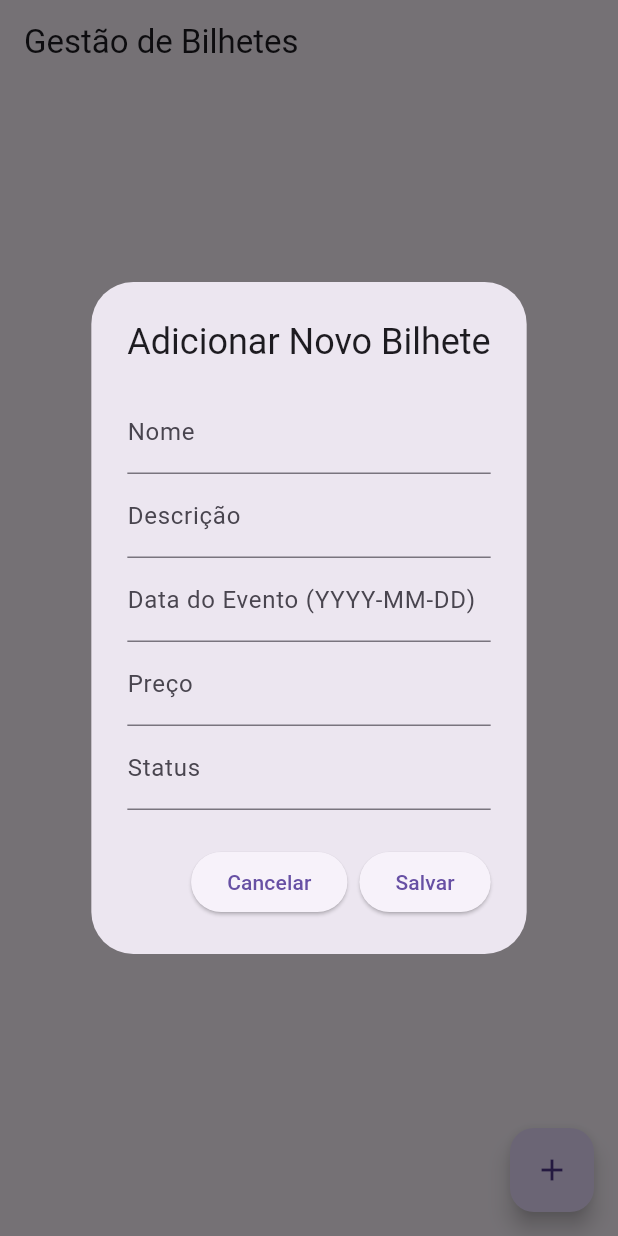
After one commit to JoschaPMaliem/Sistema-De-Bilheteira, a Flutter app: the screen it shows after launch, after a tap on the "add" icon, on a phone screen of 412 x 824 dp. The commit adds this screen. Run offline on Flutter 3.47's test engine with Material 3 defaults, Android fonts, the light colour scheme and no system bars; our stand-ins replace sqflite; accounts and stored records are empty.

Commit message:
Third commit

```diff
--- a/sistema_bilheteira/lib/main.dart
+++ b/sistema_bilheteira/lib/main.dart
@@ -1,6 +1,7 @@
 // lib/main.dart
 import 'package:flutter/material.dart';
 import 'package:sistema_bilheteira/view/cliente/cliente_view.dart';
+import 'package:sistema_bilheteira/view/produto/produto_view.dart';
 
 void main() {
   runApp(BilheteiraApp());
@@ -14,7 +15,8 @@ class BilheteiraApp extends StatelessWidget {
       theme: ThemeData(
         primarySwatch: Colors.blue,
       ),
-      home: HomePage_Cliente(),
+      home: ProdutoView(),
+      //HomePage_Cliente(),
     );
   }
 }
--- /dev/null
+++ b/sistema_bilheteira/lib/model/baseDeDados.dart
@@ -0,0 +1,75 @@
+import 'package:sqflite/sqflite.dart';
+import 'package:path/path.dart';
+
+class BaseDeDados {
+  static final BaseDeDados _instance = BaseDeDados._internal();
+  static Database? _database;
+
+  factory BaseDeDados() {
+    return _instance;
+  }
+
+  BaseDeDados._internal();
+
+  Future<Database> get database async {
+    if (_database != null) return _database!;
+    _database = await _initDB('bilheteira_database.db');
+    return _database!;
+  }
+
+  Future<Database> _initDB(String filePath) async {
+    final dbPath = await getDatabasesPath();
+    final path = join(dbPath, filePath);
+
+    return await openDatabase(
+      path,
+      version: 1,
+      onCreate: _createDB,
+    );
+  }
+
+  Future _createDB(Database db, int version) async {
+    await db.execute('''
+      CREATE TABLE clientes (
+        id INTEGER PRIMARY KEY,
+        nome TEXT NOT NULL,
+        email TEXT NOT NULL,
+        telefone TEXT NOT NULL
+      )
+    ''');
+
+    await db.execute('''
+      CREATE TABLE bilhetes (
+        id INTEGER PRIMARY KEY,
+        nome TEXT NOT NULL,
+        descricao TEXT NOT NULL,
+        dataDoEvento TEXT NOT NULL,
+        preco REAL NOT NULL,
+        status TEXT NOT NULL
+      )
+    ''');
+
+    await db.execute('''
+      CREATE TABLE vendas (
+        id INTEGER PRIMARY KEY,
+        clienteId INTEGER NOT NULL,
+        bilheteId INTEGER NOT NULL,
+        quantidade INTEGER NOT NULL,
+        valorTotal REAL NOT NULL,
+        dataVenda TEXT NOT NULL,
+        FOREIGN KEY (bilheteId) REFERENCES bilhetes (id),
+        FOREIGN KEY (clienteId) REFERENCES clientes (id)
+      )
+    ''');
+
+    await db.execute('''
+      CREATE TABLE cliente_login (
+        id INTEGER PRIMARY KEY,
+        clienteId INTEGER NOT NULL,
+        username TEXT NOT NULL,
+        password TEXT NOT NULL,
+        FOREIGN KEY (clienteId) REFERENCES clientes (id)
+      )
+    ''');
+  }
+}
--- a/sistema_bilheteira/lib/model/inventario_model.dart
+++ b/sistema_bilheteira/lib/model/inventario_model.dart
@@ -0,0 +1,8 @@
+import 'package:sistema_bilheteira/model/produto_model.dart';
+
+class Inventario {
+  Bilhete bilhete;
+  int estoque;
+
+  Inventario({required this.bilhete, required this.estoque});
+}
--- a/sistema_bilheteira/lib/model/produto_model.dart
+++ b/sistema_bilheteira/lib/model/produto_model.dart
@@ -0,0 +1,107 @@
+import 'package:sistema_bilheteira/model/baseDeDados.dart';
+import 'package:sistema_bilheteira/model/inventario_model.dart';
+import 'package:sqflite/sqflite.dart';
+
+class Bilhete {
+  int? id;
+  final String nome;
+  final String descricao;
+  final DateTime dataDoEvento;
+  final double preco;
+  final String status;
+
+  Bilhete({
+    this.id,
+    required this.nome,
+    required this.descricao,
+    required this.dataDoEvento,
+    required this.preco,
+    required this.status,
+  });
+
+  Map<String, dynamic> toMap() {
+    return {
+      'id': id,
+      'nome': nome,
+      'descricao': descricao,
+      'dataDoEvento': dataDoEvento.toIso8601String(),
+      'preco': preco,
+      'status': status
+    };
+  }
+
+  @override
+  String toString() {
+    return 'Bilhete{id: $id, nome: $nome, descricao: $descricao, dataDoEvento: $dataDoEvento, preco: $preco, status: $status}';
+  }
+}
+
+class BilheteModel {
+  Future<Database> get _database async {
+    return await BaseDeDados().database;
+  }
+
+  Future<int> criarBilhete(Bilhete bilhete) async {
+    final db = await _database;
+    return await db.insert('bilhetes', bilhete.toMap());
+  }
+
+  Future<int> atualizarBilhete(Bilhete bilhete) async {
+    final db = await _database;
+    return await db.update(
+      'bilhetes',
+      bilhete.toMap(),
+      where: 'id = ?',
+      whereArgs: [bilhete.id],
+    );
+  }
+
+  Future<int> apagarBilhete(int id) async {
+    final db = await _database;
+    return await db.delete(
+      'bilhetes',
+      where: 'id = ?',
+      whereArgs: [id],
+    );
+  }
+
+  Future<List<Bilhete>> getBilhetes() async {
+    final db = await _database;
+    final result = await db.query('bilhetes');
+
+    return result.map((json) {
+      return Bilhete(
+        id: json['id'] as int?,
+        nome: json['nome'] as String,
+        descricao: json['descricao'] as String,
+        dataDoEvento: DateTime.parse(json['dataDoEvento'] as String),
+        preco: json['preco'] as double,
+        status: json['status'] as String,
+      );
+    }).toList();
+  }
+
+  Future<List<Inventario>> verificarEstoque() async {
+    final db = await BaseDeDados().database;
+    final result = await db.rawQuery('''
+      SELECT bilhetes.*, COUNT(vendas.id) as estoque
+      FROM bilhetes
+      LEFT JOIN vendas ON bilhetes.id = vendas.bilheteId
+      GROUP BY bilhetes.id
+    ''');
+
+    return result.map((json) {
+      return Inventario(
+        bilhete: Bilhete(
+          id: json['id'] as int,
+          nome: json['nome'] as String,
+          descricao: json['descricao'] as String,
+          dataDoEvento: DateTime.parse(json['dataDoEvento'] as String),
+          preco: json['preco'] as double,
+          status: json['status'] as String,
+        ),
+        estoque: json['estoque'] as int,
+      );
+    }).toList();
+  }
+}
--- /dev/null
+++ b/sistema_bilheteira/lib/view/produto/produto_view.dart
@@ -0,0 +1,170 @@
+import 'package:flutter/material.dart';
+import 'package:sistema_bilheteira/model/produto_model.dart';
+
+class ProdutoView extends StatefulWidget {
+  @override
+  _ProdutoViewState createState() => _ProdutoViewState();
+}
+
+class _ProdutoViewState extends State<ProdutoView> {
+  final BilheteModel _bilheteModel = BilheteModel();
+  List<Bilhete> _bilhetes = [];
+
+  final _nomeController = TextEditingController();
+  final _descricaoController = TextEditingController();
+  final _dataController = TextEditingController();
+  final _precoController = TextEditingController();
+  final _statusController = TextEditingController();
+
+  @override
+  void initState() {
+    super.initState();
+    _fetchBilhetes();
+  }
+
+  void _clearForm() {
+    _nomeController.clear();
+    _descricaoController.clear();
+    _dataController.clear();
+    _precoController.clear();
+    _statusController.clear();
+  }
+
+  Future<void> _fetchBilhetes() async {
+    final bilhetes = await _bilheteModel.getBilhetes();
+    setState(() {
+      _bilhetes = bilhetes;
+    });
+  }
+
+  Future<void> _addBilhete() async {
+    final newBilhete = Bilhete(
+      id: DateTime.now().millisecondsSinceEpoch,
+      nome: _nomeController.text,
+      descricao: _descricaoController.text,
+      dataDoEvento: DateTime.parse(_dataController.text),
+      preco: double.parse(_precoController.text),
+      status: _statusController.text,
+    );
+    await _bilheteModel.criarBilhete(newBilhete);
+    _fetchBilhetes();
+    Navigator.of(context).pop();
+  }
+
+  Future<void> _updateBilhete(Bilhete bilhete) async {
+    final updatedBilhete = Bilhete(
+      id: bilhete.id,
+      nome: bilhete.nome + ' (Atualizado)',
+      descricao: bilhete.descricao,
+      dataDoEvento: bilhete.dataDoEvento,
+      preco: bilhete.preco,
+      status: bilhete.status,
+    );
+    await _bilheteModel.atualizarBilhete(updatedBilhete);
+    _fetchBilhetes();
+  }
+
+  Future<void> _deleteBilhete(int id) async {
+    await _bilheteModel.apagarBilhete(id);
+    _fetchBilhetes();
+  }
+
+  Future<void> _checkInventory() async {
+    final inventario = await _bilheteModel.verificarEstoque();
+    for (var item in inventario) {
+      print('Bilhete: ${item.bilhete.nome}, Estoque: ${item.estoque}');
+    }
+  }
+
+  void _showAddBilheteDialog() {
+    showDialog(
+      context: context,
+      builder: (context) {
+        return AlertDialog(
+          title: Text('Adicionar Novo Bilhete'),
+          content: Column(
+            mainAxisSize: MainAxisSize.min,
+            children: <Widget>[
+              TextField(
+                controller: _nomeController,
+                decoration: InputDecoration(labelText: 'Nome'),
+              ),
+              TextField(
+                controller: _descricaoController,
+                decoration: InputDecoration(labelText: 'Descrição'),
+              ),
+              TextField(
+                controller: _dataController,
+                decoration:
+                    InputDecoration(labelText: 'Data do Evento (YYYY-MM-DD)'),
+                keyboardType: TextInputType.datetime,
+              ),
+              TextField(
+                controller: _precoController,
+                decoration: InputDecoration(labelText: 'Preço'),
+                keyboardType: TextInputType.number,
+              ),
+              TextField(
+                controller: _statusController,
+                decoration: InputDecoration(labelText: 'Status'),
+              ),
+            ],
+          ),
+          actions: <Widget>[
+            ElevatedButton(
+              child: Text('Cancelar'),
+              onPressed: () {
+                Navigator.of(context).pop();
+              },
+            ),
+            ElevatedButton(
+              child: Text('Salvar'),
+              onPressed: _addBilhete, //current issue here is that the controllers are not being cleared
+            ),
+          ],
+        );
+      },
+    );
+  }
+
+  @override
+  Widget build(BuildContext context) {
+    return Scaffold(
+      appBar: AppBar(
+        title: Text('Gestão de Bilhetes'),
+      ),
+      body: ListView.builder(
+        itemCount: _bilhetes.length,
+        itemBuilder: (context, index) {
+          final bilhete = _bilhetes[index];
+          return ListTile(
+            title: Text(bilhete.nome),
+            subtitle: Text(
+              'Descrição: ${bilhete.descricao}\n'
+              'Data: ${bilhete.dataDoEvento}\n'
+              'Preço: ${bilhete.preco}\n'
+              'Status: ${bilhete.status}',
+            ),
+            trailing: Row(
+              mainAxisSize: MainAxisSize.min,
+              children: [
+                IconButton(
+                  icon: Icon(Icons.edit),
+                  onPressed: () => _updateBilhete(bilhete),
+                ),
+                IconButton(
+                  icon: Icon(Icons.delete),
+                  onPressed: () => _deleteBilhete(bilhete.id!),
+                ),
+              ],
+            ),
+          );
+        },
+      ),
+      floatingActionButton: FloatingActionButton(
+        onPressed: _showAddBilheteDialog,
+        child: Icon(Icons.add),
+      ),
+    );
+  }
+}
```
Also changed, not shown: sistema_bilheteira/lib/controller/cliente_controller.dart (+12 -57 lines), sistema_bilheteira/lib/model/cliente_model.dart (+49 -14 lines), sistema_bilheteira/lib/model/venda_model.dart (+95 -0 lines), sistema_bilheteira/lib/view/cliente/cliente_view.dart (+39 -26 lines), 5 other files.
